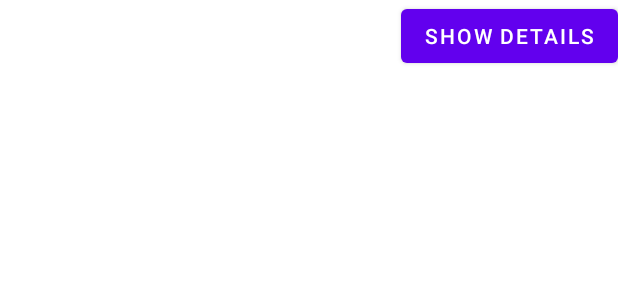
After one commit to Vishesh20155/Mobile-Computing, an Android app: the layout pos_list_item.xml on its own in the app's theme, with its tools: preview values and no code run, on a phone screen of 412 x 824 dp. The commit adds this screen. Shown: the top 300 px of the screen. Run offline under Robolectric (Android 15) with nearby library versions, the phone set to English and light mode, and no system bars; network calls fail.

Commit message:
PoS list on recycler view

```diff
--- a/app/src/main/java/com/example/dictionaryapp/WordDetails.kt
+++ b/app/src/main/java/com/example/dictionaryapp/WordDetails.kt
@@ -1,5 +1,7 @@
 package com.example.dictionaryapp
 
 data class WordDetails(var partOfSpeech: String = "",
-                       var definitions: MutableList<DefinitionContents> = mutableListOf()
+                       var definitions: MutableList<DefinitionContents> = mutableListOf(),
+                       var synonyms: MutableList<String> = mutableListOf(),
+                       var antonyms: MutableList<String> = mutableListOf()
 )
--- /dev/null
+++ b/app/src/main/res/layout/pos_list_item.xml
@@ -0,0 +1,19 @@
+<?xml version="1.0" encoding="utf-8"?>
+<RelativeLayout xmlns:android="http://schemas.android.com/apk/res/android"
+    android:layout_width="match_parent"
+    android:layout_height="wrap_content">
+
+    <TextView
+        android:id="@+id/tv_pos"
+        android:layout_width="wrap_content"
+        android:layout_height="wrap_content"
+        android:layout_alignParentLeft="true"/>
+
+    <Button
+        android:id="@+id/btn_show_detail"
+        android:layout_width="wrap_content"
+        android:layout_height="wrap_content"
+        android:layout_alignParentRight="true"
+        android:text="Show Details"/>
+
+</RelativeLayout>
```
Also changed, not shown: app/src/main/java/com/example/dictionaryapp/PoSListAdapter.kt (added, +47 -0 lines), app/src/main/java/com/example/dictionaryapp/PoSListFragment.kt (+31 -0 lines), app/src/main/java/com/example/dictionaryapp/ResultsActivity.kt (+46 -3 lines), app/src/main/res/layout/fragment_pos_list.xml (+19 -4 lines).
